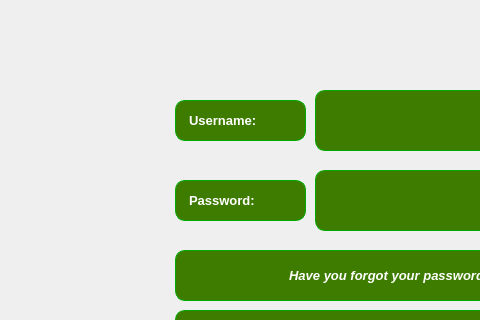
This is windows/Login/login.ui in hamidreza2005/PlanetVsZombies as Qt 5 draws it before an edit; both pictures show x 145 to 625 and y 210 to 530 of the 1000 by 700 pixel window. The edited form follows.
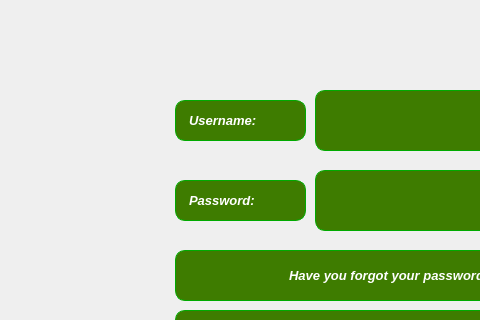
This is the edited form. Icons and pictures are not drawn.

Commit message: design register page

The edit to the form file:
```diff
--- a/windows/Login/login.ui
+++ b/windows/Login/login.ui
@@ -128,6 +128,7 @@
     <property name="font">
      <font>
       <pointsize>10</pointsize>
+      <italic>true</italic>
       <bold>true</bold>
      </font>
     </property>
@@ -154,6 +155,7 @@
     <property name="font">
      <font>
       <pointsize>10</pointsize>
+      <italic>true</italic>
       <bold>true</bold>
      </font>
     </property>
```
Left out of the diff: 5 changed lines with no effect on the pictures. The commit also changes 3 other files.
